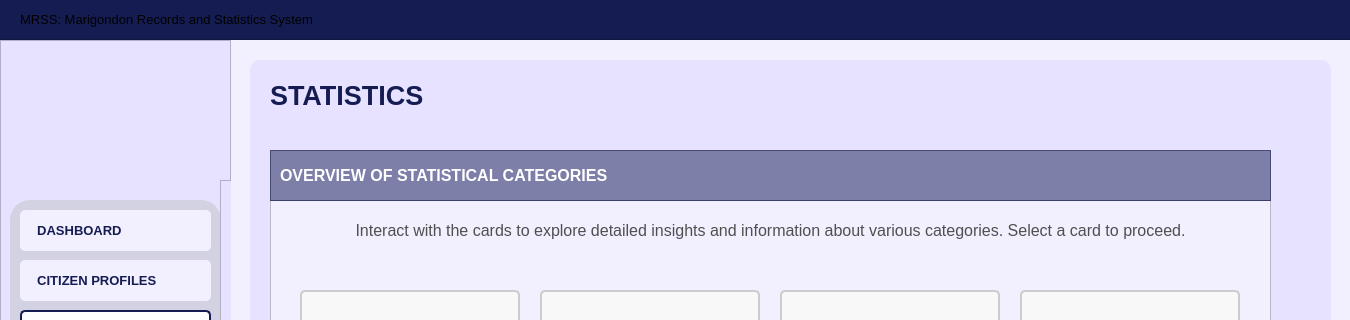
Old version of the form UI/MainPages/statistics.ui in the repository Yohhannn/Barangay-Records-Statistics-System; both pictures show x 0 to 1350 and y 0 to 320 of the 1350 by 850 pixel window.
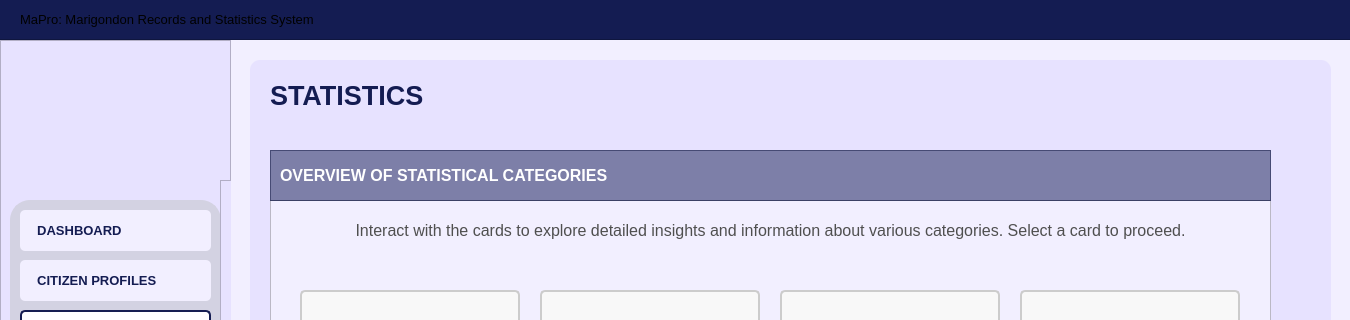
New version of the form. Icons and pictures are not drawn.

What changed in the file:
```diff
--- a/UI/MainPages/statistics.ui
+++ b/UI/MainPages/statistics.ui
@@ -682,7 +682,7 @@
 </string>
     </property>
     <property name="text">
-     <string>MRSS: Marigondon Records and Statistics System</string>
+     <string>MaPro: Marigondon Records and Statistics System</string>
     </property>
     <property name="alignment">
      <set>Qt::AlignmentFlag::AlignLeading|Qt::AlignmentFlag::AlignLeft|Qt::AlignmentFlag::AlignVCenter</set>
```
